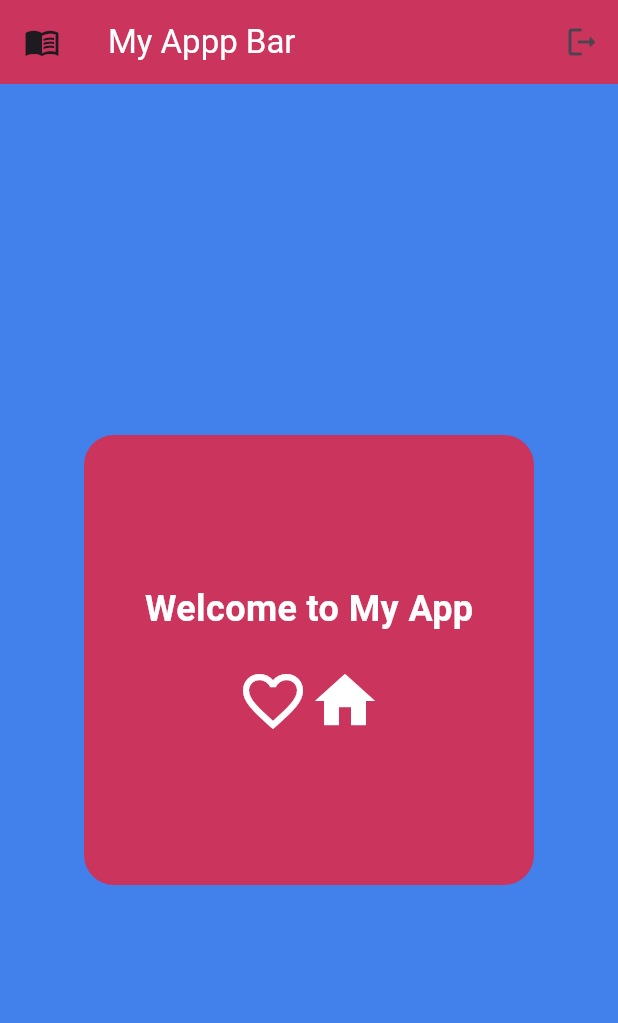
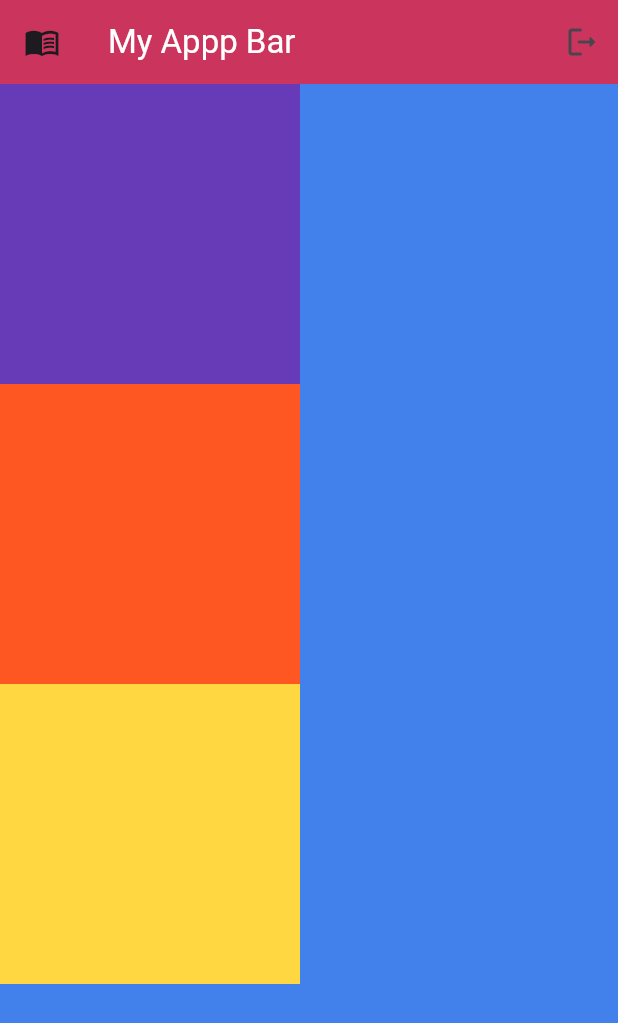
Before and after one commit to BunthongDev/Flutter-basic, a Flutter app: the screen it shows after launch, on a phone screen of 412 x 824 dp. Shown: the top 1023 px of the screen. Run offline on Flutter 3.47's test engine with Material 3 defaults, Android fonts, the phone set to English and light mode, and no system bars.

Commit message:
Body with column and 3 box

```diff
--- a/lib/main.dart
+++ b/lib/main.dart
@@ -36,6 +36,8 @@ class MyApp extends StatelessWidget {
         ),
 
         // body app
+
+        /*
         body: Center(
           child: Container(
             height: 300,
@@ -79,6 +81,33 @@ class MyApp extends StatelessWidget {
             ),
           ),
         ),
+        */
+
+        // body with column
+        body: Column(
+          children: [
+            //1st Box
+            Container(
+              height: 200,
+              width: 200,
+              color: Colors.deepPurple,
+            ),
+
+            //2nd box
+            Container(
+              height: 200,
+              width: 200,
+              color: Colors.deepOrange,
+            ),
+
+            //3rd box
+            Container(
+              height: 200,
+              width: 200,
+              color: Colors.amberAccent,
+            )
+          ],
+        ),
       ),
     );
   }
```
